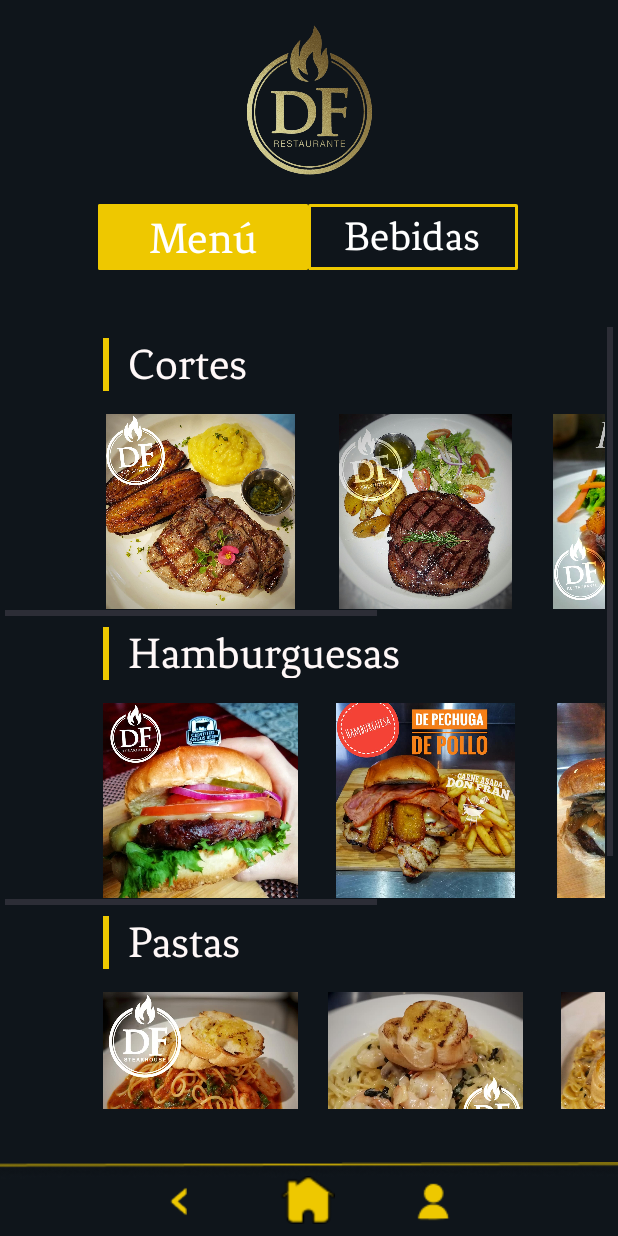
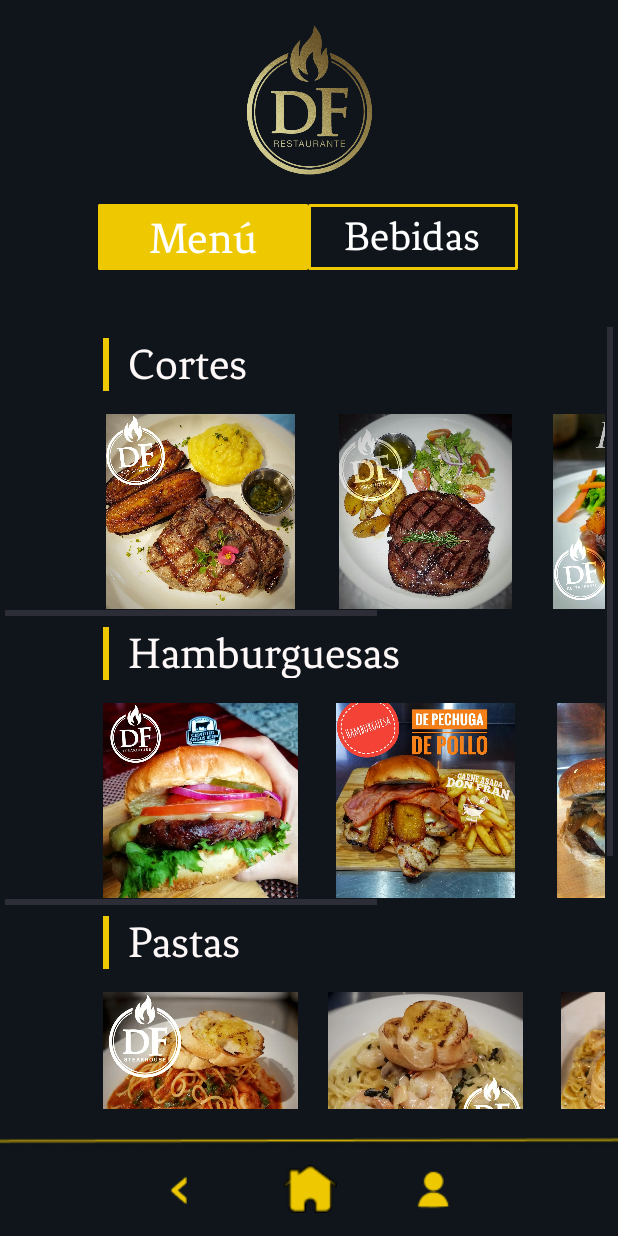
Before and after one commit to ByJafetDG/RestDonFran, an Android app: the MenuActivity screen opened directly, with no data from a screen before it, on a phone screen of 412 x 824 dp. Run offline under Robolectric (Android 15) with nearby library versions, the phone set to English and light mode, and no system bars; our stand-ins replace Firebase (no records; nobody signed in at launch, a user with empty details on screens opened directly).

Commit message:
Optimizacion de codigo

```diff
--- a/app/src/main/java/com/example/donfranrestaurant/MenuActivity.java
+++ b/app/src/main/java/com/example/donfranrestaurant/MenuActivity.java
@@ -6,10 +6,13 @@ import android.content.Intent;
 import android.content.SharedPreferences;
 import android.graphics.Color;
 import android.os.Bundle;
+import android.util.SparseArray;
 import android.view.View;
 import android.widget.Button;
 import android.widget.ImageView;
 import android.widget.ScrollView;
+
+
 
 import com.google.firebase.firestore.FirebaseFirestore;
 
@@ -19,6 +22,8 @@ import androidx.appcompat.app.AppCompatActivity;
 
 public class MenuActivity extends AppCompatActivity {
 
+    // Declaramos un SparseArray para mapear los IDs de ImageView a los títulos de productos
+    private SparseArray<String> imageViewTitles = new SparseArray<>();
     private FirebaseFirestore firestore;
 
     @Override
@@ -31,53 +36,64 @@ public class MenuActivity extends AppCompatActivity {
         Button btnMenu = findViewById(R.id.btnMenu);
         Button btnBebidas = findViewById(R.id.btnBebidas);
 
+        btnMenu.setBackgroundColor(Color.parseColor("#EEC800"));
+
         ScrollView svBebidas = findViewById(R.id.svBebidas);
         ScrollView svMenu = findViewById(R.id.svMenu);
 
         ImageView ivBack = findViewById(R.id.ivBack);
         ImageView ivHome = findViewById(R.id.ivHome);
 
-        ImageView ivCorte1 = findViewById(R.id.ivCorte1);
-        ImageView ivCorte2 = findViewById(R.id.ivCorte2);
-        ImageView ivCorte3 = findViewById(R.id.ivCorte3);
-        ImageView ivCorte4 = findViewById(R.id.ivCorte4);
+        // Llenamos el SparseArray con los IDs de ImageView y los títulos correspondientes
+        imageViewTitles.put(R.id.ivCorte1, "Filet de pollo");
+        imageViewTitles.put(R.id.ivCorte2, "Filete Mignon");
+        imageViewTitles.put(R.id.ivCorte3, "Lomito");
+        imageViewTitles.put(R.id.ivCorte4, "Filet de pollo y res");
 
-        ImageView ivHamburguesa1 = findViewById(R.id.ivHamburguesa1);
-        ImageView ivHamburguesa2 = findViewById(R.id.ivHamburguesa2);
-        ImageView ivHamburguesa3 = findViewById(R.id.ivHamburguesa3);
-        ImageView ivHamburguesa4 = findViewById(R.id.ivHamburguesa4);
+        imageViewTitles.put(R.id.ivHamburguesa1, "Hamburguesa sencilla");
+        imageViewTitles.put(R.id.ivHamburguesa2, "Hamburguesa de pollo");
+        imageViewTitles.put(R.id.ivHamburguesa3, "Hamburguesa vaquera");
+        imageViewTitles.put(R.id.ivHamburguesa4, "Hamburguesa vaquera");
 
-        ImageView ivPasta1 = findViewById(R.id.ivPasta1);
-        ImageView ivPasta2 = findViewById(R.id.ivPasta2);
-        ImageView ivPasta3 = findViewById(R.id.ivPasta3);
-        ImageView ivPasta4 = findViewById(R.id.ivPasta4);
+        imageViewTitles.put(R.id.ivPasta1, "Pasta con camarones en salsa");
+        imageViewTitles.put(R.id.ivPasta2, "Pasta con camarones en salsa blanca");
+        imageViewTitles.put(R.id.ivPasta3, "Pasta con camarones y pollo");
+        imageViewTitles.put(R.id.ivPasta4, "Pasta con camarones y pollo");
 
-        ImageView ivPostre1 = findViewById(R.id.ivPostre1);
-        ImageView ivPostre2 = findViewById(R.id.ivPostre2);
-        ImageView ivPostre3 = findViewById(R.id.ivPostre3);
-        ImageView ivPostre4 = findViewById(R.id.ivPostre4);
+        imageViewTitles.put(R.id.ivPostre1, "Pie de manzana");
+        imageViewTitles.put(R.id.ivPostre2, "Pie de manzana");
+        imageViewTitles.put(R.id.ivPostre3, "Pie de manzana");
+        imageViewTitles.put(R.id.ivPostre4, "Pie de manzana");
 
-        ProductData.setOnClickListenerForProductCortes(this, ivCorte1, "Filet de pollo");
-        ProductData.setOnClickListenerForProductCortes(this, ivCorte2, "Filete Mignon");
-        ProductData.setOnClickListenerForProductCortes(this, ivCorte3, "Lomito");
-        ProductData.setOnClickListenerForProductCortes(this, ivCorte4, "Filet de pollo y res");
+        imageViewTitles.put(R.id.ivGaseosa1, "Coca cola");
+        imageViewTitles.put(R.id.ivGaseosa2, "Coca cola");
+        imageViewTitles.put(R.id.ivGaseosa3, "Coca cola");
+        imageViewTitles.put(R.id.ivGaseosa4, "Coca cola");
 
-        ProductData.setOnClickListenerForProductHamburguer(this, ivHamburguesa1, "Hamburguesa sencilla");
-        ProductData.setOnClickListenerForProductHamburguer(this, ivHamburguesa2, "Hamburguesa de pollo");
-        ProductData.setOnClickListenerForProductHamburguer(this, ivHamburguesa3, "Hamburguesa vaquera");
-        ProductData.setOnClickListenerForProductHamburguer(this, ivHamburguesa4, "Hamburguesa vaquera");
+        imageViewTitles.put(R.id.ivCerveza1, "Imperial cero");
+        imageViewTitles.put(R.id.ivCerveza2, "Imperial cero");
+        imageViewTitles.put(R.id.ivCerveza3, "Imperial cero");
+        imageViewTitles.put(R.id.ivCerveza4, "Imperial cero");
 
-        ProductData.setOnClickListenerForProductPastas(this, ivPasta1, "Pasta con camarones en salsa");
-        ProductData.setOnClickListenerForProductPastas(this, ivPasta2, "Pasta con camarones en salsa blanca");
-        ProductData.setOnClickListenerForProductPastas(this, ivPasta3, "Pasta con camarones y pollo");
-        ProductData.setOnClickListenerForProductPastas(this, ivPasta4, "Pasta con camarones y pollo");
+        imageViewTitles.put(R.id.ivNaturales1, "Toronja rosa");
+        imageViewTitles.put(R.id.ivNaturales2, "Toronja rosa");
+        imageViewTitles.put(R.id.ivNaturales3, "Toronja rosa");
+        imageViewTitles.put(R.id.ivNaturales4, "Toronja rosa");
 
-        ProductData.setOnClickListenerForProductPostres(this, ivPostre1, "Pie de manzana");
-        ProductData.setOnClickListenerForProductPostres(this, ivPostre2, "Pie de manzana");
-        ProductData.setOnClickListenerForProductPostres(this, ivPostre3, "Pie de manzana");
-        ProductData.setOnClickListenerForProductPostres(this, ivPostre4, "Pie de manzana");
+        imageViewTitles.put(R.id.ivCaliente1, "Té de limón");
+        imageViewTitles.put(R.id.ivCaliente2, "Té de limón");
+        imageViewTitles.put(R.id.ivCaliente3, "Té de limón");
+        imageViewTitles.put(R.id.ivCaliente4, "Té de limón");
 
-        btnMenu.setBackgroundColor(Color.parseColor("#EEC800"));
+        // Set onClickListeners para productos de cada categoría
+        setProductListeners("cortes", R.id.ivCorte1, R.id.ivCorte2, R.id.ivCorte3, R.id.ivCorte4);
+        setProductListeners("hamburguesas", R.id.ivHamburguesa1, R.id.ivHamburguesa2, R.id.ivHamburguesa3, R.id.ivHamburguesa4);
+        setProductListeners("pastas", R.id.ivPasta1, R.id.ivPasta2, R.id.ivPasta3, R.id.ivPasta4);
+        setProductListeners("postres", R.id.ivPostre1, R.id.ivPostre2, R.id.ivPostre3, R.id.ivPostre4);
+        setProductListeners("gaseosas", R.id.ivGaseosa1, R.id.ivGaseosa2, R.id.ivGaseosa3, R.id.ivGaseosa4);
+        setProductListeners("cervezas", R.id.ivCerveza1, R.id.ivCerveza2, R.id.ivCerveza3, R.id.ivCerveza4);
+        setProductListeners("naturales", R.id.ivNaturales1, R.id.ivNaturales2, R.id.ivNaturales3, R.id.ivNaturales4);
+        setProductListeners("calientes", R.id.ivCaliente1, R.id.ivCaliente2, R.id.ivCaliente3, R.id.ivCaliente4);
 
         btnBebidas.setOnClickListener(new View.OnClickListener() {
             @Override
@@ -122,6 +138,19 @@ public class MenuActivity extends AppCompatActivity {
         });
     }
 
+    private void setProductListeners(String collectionName, int... imageViewsIds) {
+        for (int imageViewId : imageViewsIds) {
+            ImageView imageView = findViewById(imageViewId);
+            ProductData.setOnClickListenerForProduct(this, imageView, getProductTitle(imageViewId), collectionName);
+        }
+    }
+
+    private String getProductTitle(int imageViewId) {
+        // Buscamos el título correspondiente al imageViewId en el SparseArray
+        return imageViewTitles.get(imageViewId, "");
+    }
+
+
     private void showLogoutConfirmationDialog() {
         AlertDialog.Builder builder = new AlertDialog.Builder(this);
         builder.setMessage("¿Deseas cerrar sesión?");
@@ -150,5 +179,4 @@ public class MenuActivity extends AppCompatActivity {
         finish();
     }
 
-
 }
--- a/app/src/main/res/layout/activity_menu.xml
+++ b/app/src/main/res/layout/activity_menu.xml
@@ -7,6 +7,54 @@
     android:background="#0F151B"
     tools:layout_editor_absoluteX="3dp"
     tools:layout_editor_absoluteY="0dp">
+
+    <ImageView
+        android:id="@+id/ivBarBlackNavy"
+        android:layout_width="750dp"
+        android:layout_height="66dp"
+        app:layout_constraintBottom_toBottomOf="parent"
+        app:layout_constraintEnd_toEndOf="parent"
+        app:layout_constraintHorizontal_bias="0.492"
+        app:layout_constraintStart_toStartOf="parent"
+        app:layout_constraintTop_toTopOf="parent"
+        app:layout_constraintVertical_bias="1.0"
+        app:srcCompat="@drawable/navyline" />
+
+
+    <ImageView
+        android:id="@+id/ivHome"
+        android:layout_width="39dp"
+        android:layout_height="32dp"
+        app:layout_constraintBottom_toBottomOf="parent"
+        app:layout_constraintEnd_toEndOf="parent"
+        app:layout_constraintStart_toStartOf="parent"
+        app:layout_constraintTop_toTopOf="parent"
+        app:layout_constraintVertical_bias="0.981"
+        app:srcCompat="@drawable/vectorhouse" />
+
+    <ImageView
+        android:id="@+id/ivProfile"
+        android:layout_width="wrap_content"
+        android:layout_height="wrap_content"
+        app:layout_constraintBottom_toBottomOf="parent"
+        app:layout_constraintEnd_toEndOf="parent"
+        app:layout_constraintHorizontal_bias="0.713"
+        app:layout_constraintStart_toStartOf="parent"
+        app:layout_constraintTop_toTopOf="parent"
+        app:layout_constraintVertical_bias="0.979"
+        app:srcCompat="@drawable/user" />
+
+    <ImageView
+        android:id="@+id/ivBack"
+        android:layout_width="38dp"
+        android:layout_height="34dp"
+        app:layout_constraintBottom_toBottomOf="parent"
+        app:layout_constraintEnd_toEndOf="parent"
+        app:layout_constraintHorizontal_bias="0.241"
+        app:layout_constraintStart_toStartOf="parent"
+        app:layout_constraintTop_toTopOf="parent"
+        app:layout_constraintVertical_bias="0.983"
+        app:srcCompat="@drawable/vectorvolver" />
 
     <ScrollView
         android:id="@+id/svBebidas"
@@ -58,7 +106,7 @@
                     android:orientation="horizontal">
 
                     <ImageView
-                        android:id="@+id/gaseosa1"
+                        android:id="@+id/ivGaseosa1"
                         android:layout_width="130dp"
                         android:layout_height="130dp"
                         android:layout_marginStart="65dp"
@@ -67,7 +115,7 @@
                         app:srcCompat="@drawable/coca" />
 
                     <ImageView
-                        android:id="@+id/gaseosa2"
+                        android:id="@+id/ivGaseosa2"
                         android:layout_width="130dp"
                         android:layout_height="130dp"
                         android:layout_marginStart="20dp"
@@ -76,7 +124,7 @@
                         app:srcCompat="@drawable/coca" />
 
                     <ImageView
-                        android:id="@+id/gaseosa3"
+                        android:id="@+id/ivGaseosa3"
                         android:layout_width="130dp"
                         android:layout_height="130dp"
                         android:layout_marginStart="20dp"
@@ -85,7 +133,7 @@
                         app:srcCompat="@drawable/coca" />
 
                     <ImageView
-                        android:id="@+id/gaseosa4"
+                        android:id="@+id/ivGaseosa4"
                         android:layout_width="130dp"
                         android:layout_height="130dp"
                         android:layout_marginStart="20dp"
@@ -701,51 +749,4 @@
         </LinearLayout>
     </ScrollView>
 
-    <ImageView
-        android:id="@+id/ivBarra"
-        android:layout_width="wrap_content"
-        android:layout_height="wrap_content"
-        app:layout_constraintBottom_toBottomOf="parent"
-        app:layout_constraintEnd_toEndOf="parent"
-        app:layout_constraintHorizontal_bias="0.0"
-        app:layout_constraintStart_toStartOf="parent"
-        app:layout_constraintTop_toTopOf="parent"
-        app:layout_constraintVertical_bias="0.953"
-        app:srcCompat="@drawable/vectorlargo" />
-
-    <ImageView
-        android:id="@+id/ivHome"
-        android:layout_width="39dp"
-        android:layout_height="32dp"
-        app:layout_constraintBottom_toBottomOf="parent"
-        app:layout_constraintEnd_toEndOf="parent"
-        app:layout_constraintHorizontal_bias="0.498"
-        app:layout_constraintStart_toStartOf="parent"
-        app:layout_constraintTop_toTopOf="parent"
-        app:layout_constraintVertical_bias="0.99"
-        app:srcCompat="@drawable/vectorhouse" />
-
-    <ImageView
-        android:id="@+id/ivBack"
-        android:layout_width="38dp"
-        android:layout_height="34dp"
-        app:layout_constraintBottom_toBottomOf="parent"
-        app:layout_constraintEnd_toEndOf="parent"
-        app:layout_constraintHorizontal_bias="0.241"
-        app:layout_constraintStart_toStartOf="parent"
-        app:layout_constraintTop_toTopOf="parent"
-        app:layout_constraintVertical_bias="0.992"
-        app:srcCompat="@drawable/vectorvolver" />
-
-    <ImageView
-        android:id="@+id/ivProfile"
-        android:layout_width="wrap_content"
-        android:layout_height="wrap_content"
-        app:layout_constraintBottom_toBottomOf="parent"
-        app:layout_constraintEnd_toEndOf="parent"
-        app:layout_constraintHorizontal_bias="0.713"
-        app:layout_constraintStart_toStartOf="parent"
-        app:layout_constraintTop_toTopOf="parent"
-        app:layout_constraintVertical_bias="0.989"
-        app:srcCompat="@drawable/user" />
 </androidx.constraintlayout.widget.ConstraintLayout>
```
Also changed, not shown: app/src/main/java/com/example/donfranrestaurant/ProductData.java (+2 -72 lines), app/src/main/res/layout/activity_producto.xml (+46 -48 lines), app/src/main/res/drawable/barblacknavy.png (added), app/src/main/res/drawable/navyline.png (added).
